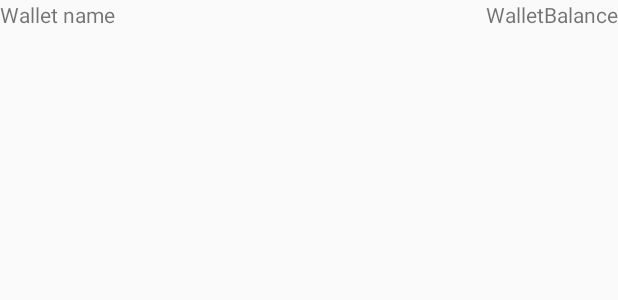
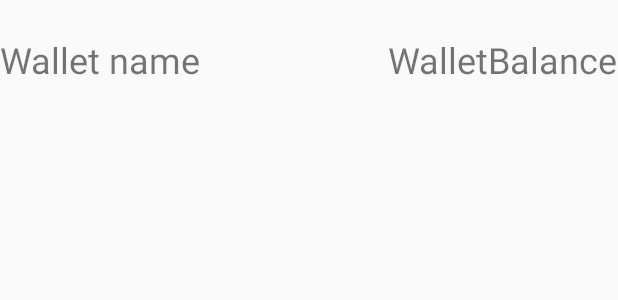
Before and after one commit to RagingPython/CrystalCash, an Android app: the layout wallet_main.xml on its own in the app's theme, with its tools: preview values and no code run, on a phone screen of 412 x 824 dp. Shown: the top 300 px of the screen. Run offline under Robolectric (Android 15) with nearby library versions, the phone set to English and light mode, and no system bars.

Commit message:
v0.1.0-17

```diff
--- a/app/src/main/res/layout/activity_main.xml
+++ b/app/src/main/res/layout/activity_main.xml
@@ -5,6 +5,7 @@
     android:id="@+id/_fragmentContainer"
     android:layout_width="match_parent"
     android:layout_height="match_parent"
+    android:background="?attr/actionModeShareDrawable"
     tools:context="ragingpython.crystalcash.MainActivity">
 
 </FrameLayout>
--- a/app/src/main/res/layout/wallet_main.xml
+++ b/app/src/main/res/layout/wallet_main.xml
@@ -1,23 +1,28 @@
 <?xml version="1.0" encoding="utf-8"?>
 <RelativeLayout xmlns:android="http://schemas.android.com/apk/res/android"
+    xmlns:tools="http://schemas.android.com/tools"
     android:layout_width="match_parent"
-    android:layout_height="wrap_content">
+    android:layout_height="80dp">
 
     <TextView
         android:id="@+id/_textView_walletName"
         android:layout_width="wrap_content"
         android:layout_height="wrap_content"
+        android:layout_alignParentLeft="true"
+        android:layout_alignParentStart="true"
+        android:layout_centerVertical="true"
+        android:elegantTextHeight="false"
         android:text="Wallet name"
-        android:layout_alignParentTop="true" />
+        android:textSize="24sp"
+        tools:elegantTextHeight="false" />
 
     <TextView
         android:id="@+id/_textView_walletBalance"
         android:layout_width="wrap_content"
         android:layout_height="wrap_content"
         android:text="WalletBalance"
-        android:layout_marginLeft="99dp"
-        android:layout_marginStart="99dp"
-        android:layout_alignParentTop="true"
+        android:textSize="24sp"
+        android:layout_centerVertical="true"
         android:layout_alignParentRight="true"
         android:layout_alignParentEnd="true" />
 </RelativeLayout>
```
Also changed, not shown: app/src/main/res/layout/wallet_settings.xml (+5 -2 lines).
